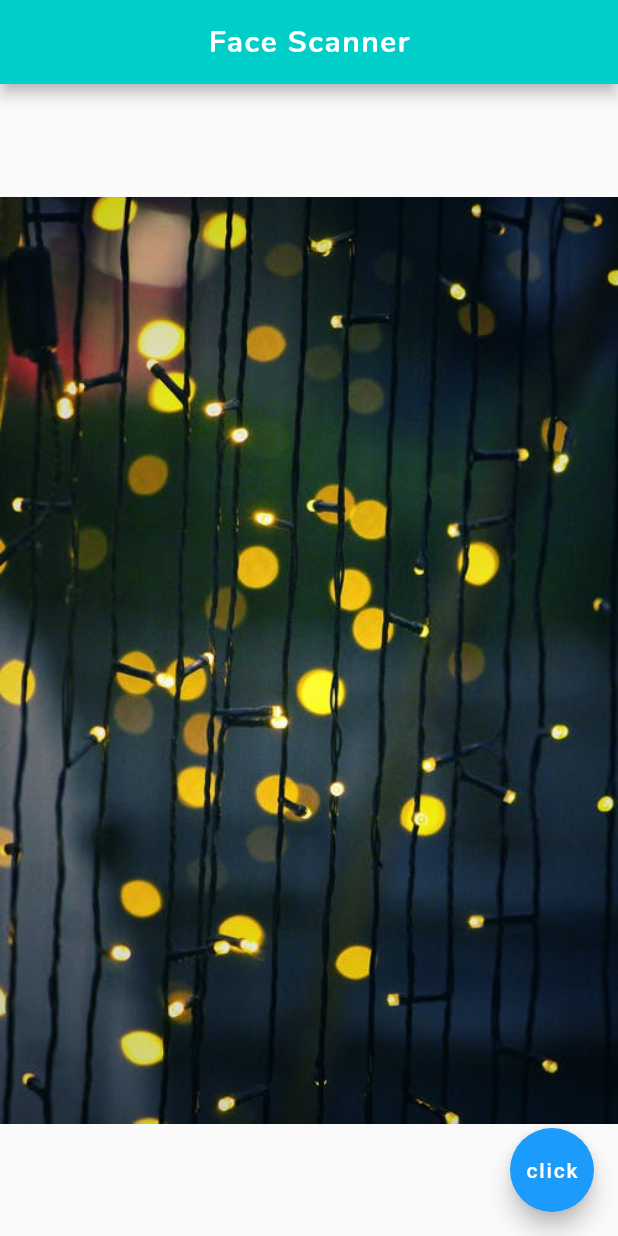
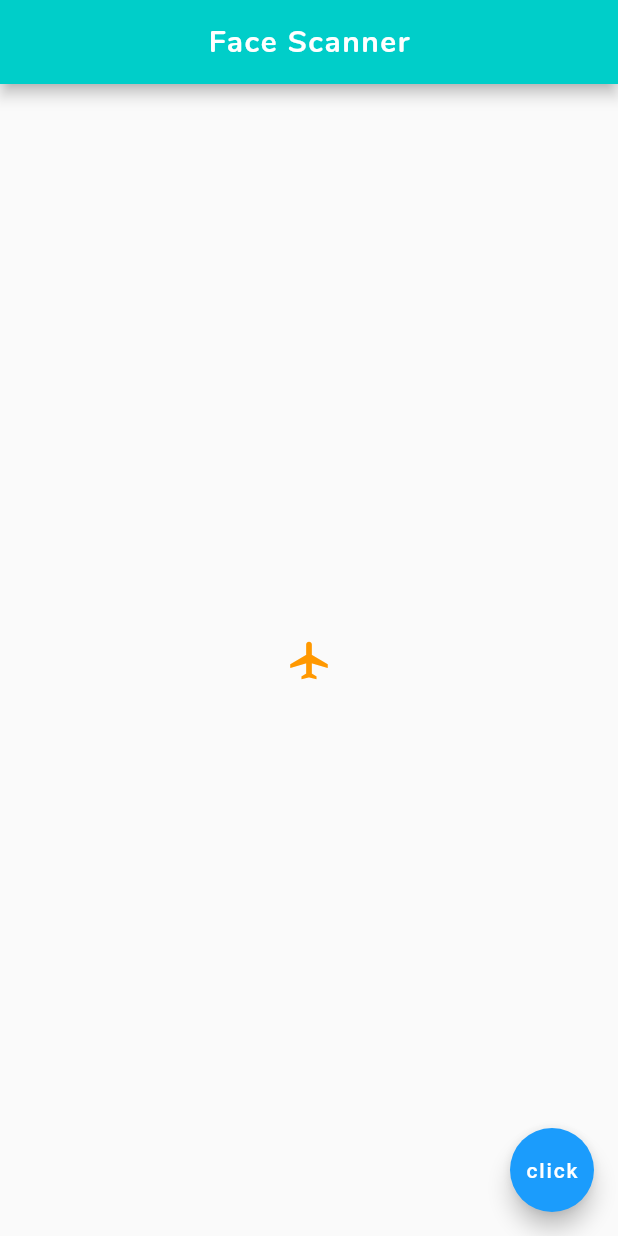
Before and after one commit to sachinthadilshandisanayaka/testing, a Flutter app: the screen it shows after launch, on a phone screen of 412 x 824 dp. Run offline on Flutter 3.47's test engine with Material 2 defaults, Android fonts, the phone set to English and light mode, and no system bars.

Commit message:
add Icon

```diff
--- a/lib/main.dart
+++ b/lib/main.dart
@@ -23,7 +23,11 @@ class Home extends StatelessWidget {
         centerTitle: true,
       ),
       body: Center(
-        child: Image.asset('assets/photo-03.jpeg'),
+        child: Icon(
+          Icons.airplanemode_active,
+          color: Colors.orange,
+          size: 30.0,
+        ),
       ),
       floatingActionButton: FloatingActionButton(
         onPressed: () {},
```
